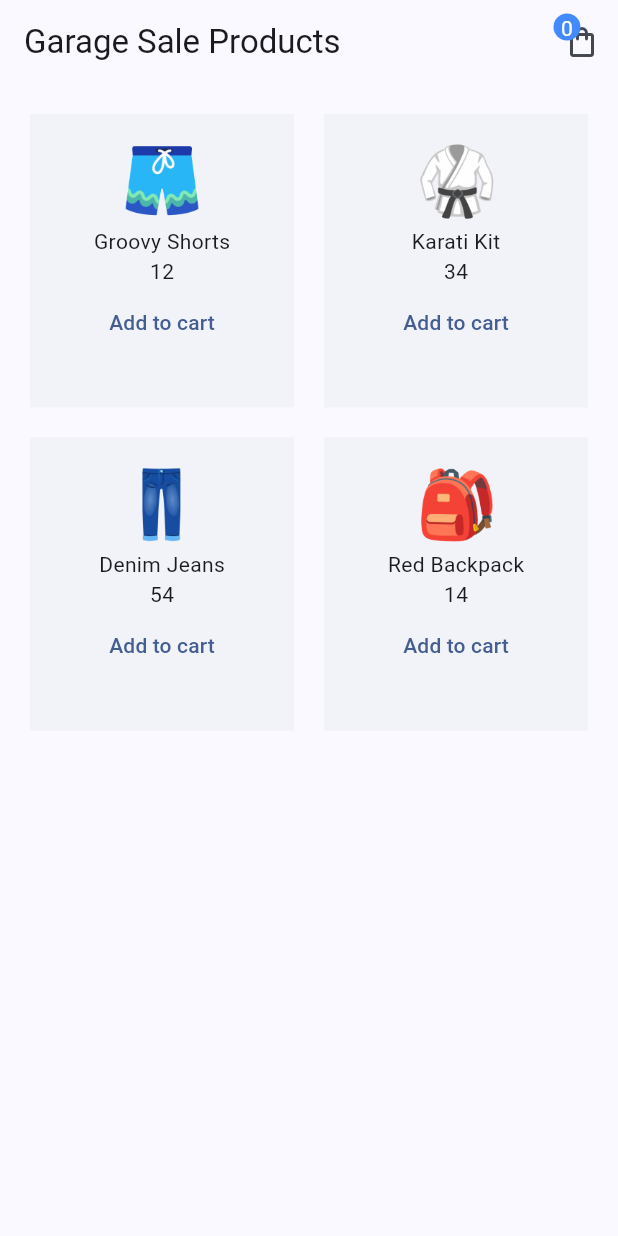
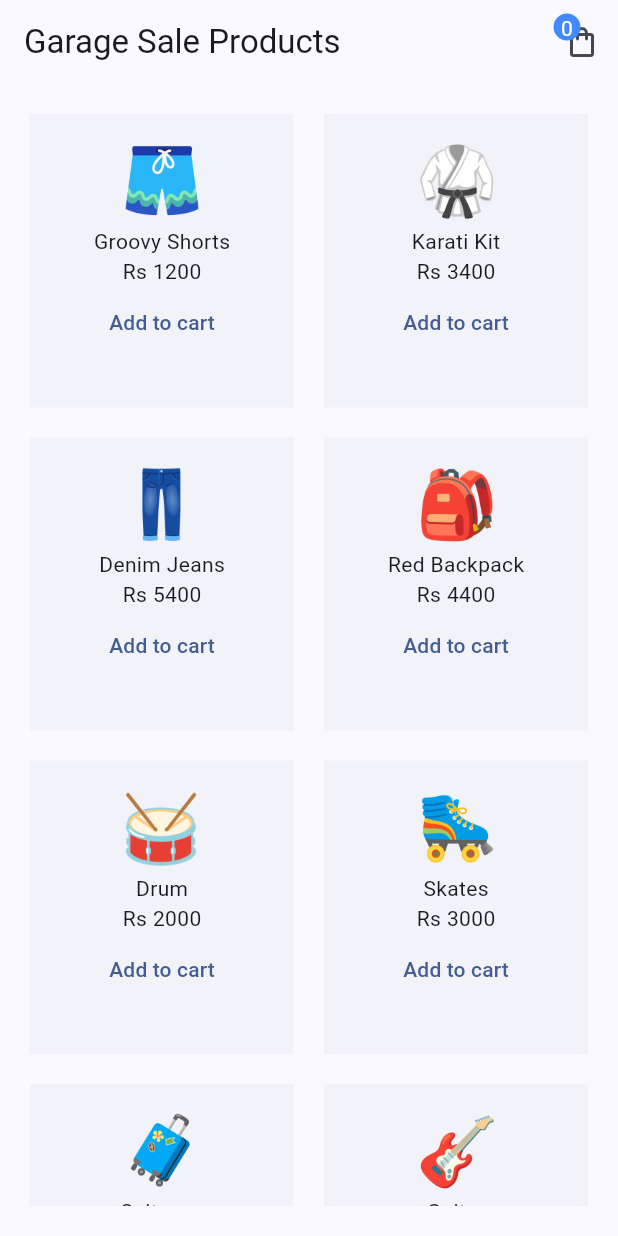
Before and after one commit to prabinrijal03/shopping-app, a Flutter app: the screen it shows after launch, on a phone screen of 412 x 824 dp. Run offline on Flutter 3.47's test engine with Material 3 defaults, Android fonts, the phone set to English and light mode, and no system bars; our stand-ins replace flutter_riverpod, riverpod_annotation, shared_preferences; generated files the repository leaves out were written again.

Commit message:
data saved to device

```diff
--- a/lib/main.dart
+++ b/lib/main.dart
@@ -1,8 +1,11 @@
 import 'package:flutter/material.dart';
 import 'package:flutter_riverpod/flutter_riverpod.dart';
 import 'package:riverpod_files/screens/home/home_screen.dart';
+import 'package:shared_preferences/shared_preferences.dart';
 
-void main() {
+void main() async {
+  WidgetsFlutterBinding.ensureInitialized();
+  final sharedPreferences = await SharedPreferences.getInstance();
   runApp(const ProviderScope(child: MyApp()));
 }
 
--- a/lib/providers/products_provider.dart
+++ b/lib/providers/products_provider.dart
@@ -2,27 +2,44 @@ import 'package:riverpod_annotation/riverpod_annotation.dart';
 import 'package:riverpod_files/models/product.dart';
 part 'products_provider.g.dart';
 
-const List<Product> allProducts = [
+List<Product> allProducts = [
   Product(
       id: '1',
       title: 'Groovy Shorts',
-      price: 12,
+      price: 1200,
       image: 'assets/products/shorts.png'),
   Product(
       id: '2',
       title: 'Karati Kit',
-      price: 34,
+      price: 3400,
       image: 'assets/products/karati.png'),
   Product(
       id: '3',
       title: 'Denim Jeans',
-      price: 54,
+      price: 5400,
       image: 'assets/products/jeans.png'),
   Product(
       id: '4',
       title: 'Red Backpack',
-      price: 14,
-      image: 'assets/products/backpack.png')
+      price: 4400,
+      image: 'assets/products/backpack.png'),
+  Product(
+      id: '5', title: 'Drum', price: 2000, image: 'assets/products/drum.png'),
+  Product(
+      id: '6',
+      title: 'Skates',
+      price: 3000,
+      image: 'assets/products/skates.png'),
+  Product(
+      id: '7',
+      title: 'Suitcase',
+      price: 3300,
+      image: 'assets/products/suitcase.png'),
+  Product(
+      id: '8',
+      title: 'Guitar',
+      price: 5500,
+      image: 'assets/products/guitar.png'),
 ];
 
 @riverpod
--- a/lib/screens/home/home_screen.dart
+++ b/lib/screens/home/home_screen.dart
@@ -11,6 +11,7 @@ class HomeScreen extends ConsumerWidget {
   Widget build(BuildContext context, WidgetRef ref) {
     final allProducts = ref.watch(productsProvider);
     final cartProducts = ref.watch(cartNotifierProvider);
+
     return Scaffold(
       appBar: AppBar(
         title: const Text('Garage Sale Products'),
@@ -18,7 +19,9 @@ class HomeScreen extends ConsumerWidget {
       ),
       body: Padding(
         padding: const EdgeInsets.all(20),
-        child: GridView.builder(
+        child: cartProducts.isEmpty && allProducts.isEmpty
+            ? const Center(child: CircularProgressIndicator())
+            : GridView.builder(
                 itemCount: allProducts.length,
                 gridDelegate: const SliverGridDelegateWithFixedCrossAxisCount(
                   crossAxisCount: 2,
@@ -27,35 +30,34 @@ class HomeScreen extends ConsumerWidget {
                   childAspectRatio: 0.9,
                 ),
                 itemBuilder: (context, index) {
+                  final product = allProducts[index];
+                  final isInCart = cartProducts.contains(product);
+
                   return Container(
                     padding: const EdgeInsets.all(15),
                     color: Colors.blueGrey.withOpacity(0.05),
                     child: Column(
                       children: [
                         Image.asset(
-                    allProducts[index].image,
+                          product.image,
                           height: 60,
                           width: 60,
                         ),
-                  Text(allProducts[index].title),
-                  Text('${allProducts[index].price}'),
-                  if (cartProducts.contains(allProducts[index]))
+                        Text(product.title),
+                        Text('Rs ${product.price}'),
                         TextButton(
                           onPressed: () {
+                            if (isInCart) {
                               ref
                                   .read(cartNotifierProvider.notifier)
-                            .removeProduct(allProducts[index]);
-                      },
-                      child: Text('Remove'),
-                    ),
-                  if (!cartProducts.contains(allProducts[index]))
-                    TextButton(
-                      onPressed: () {
+                                  .removeProduct(product);
+                            } else {
                               ref
                                   .read(cartNotifierProvider.notifier)
-                            .addProduct(allProducts[index]);
+                                  .addProduct(product);
+                            }
                           },
-                      child: Text('Add to cart'),
+                          child: Text(isInCart ? 'Remove' : 'Add to cart'),
                         ),
                       ],
                     ),
--- a/pubspec.yaml
+++ b/pubspec.yaml
@@ -36,6 +36,7 @@ dependencies:
   cupertino_icons: ^1.0.2
   flutter_riverpod: ^2.6.1
   riverpod_annotation: ^2.6.1
+  shared_preferences: ^2.3.3
 
 dev_dependencies:
   flutter_test:
```
Also changed, not shown: lib/models/product.dart (+32 -2 lines), lib/providers/cart_provider.dart (+28 -3 lines), lib/screens/cart/cart_screen.dart (+5 -5 lines), pubspec.lock, 1 other file. Lines whose indentation alone changed are shown as unchanged.
